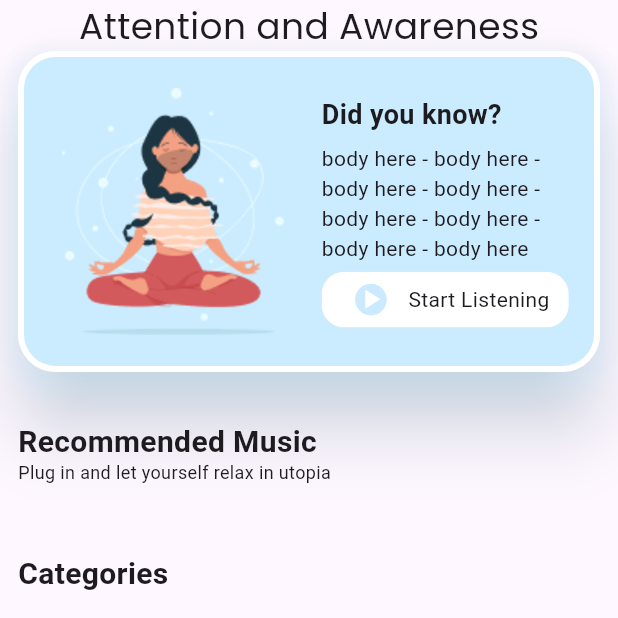
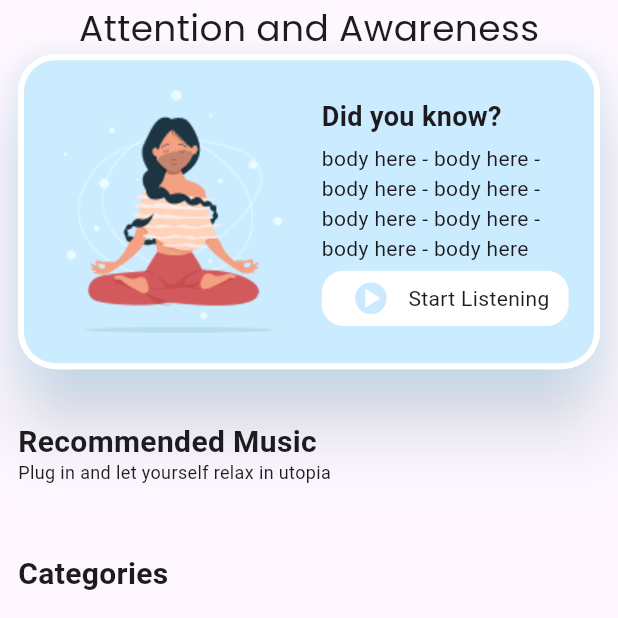
Before and after one commit to AruneshKumarPrasad/uhum, a Flutter app: the HomeScreen screen opened by its route, swiped to page 2, on a phone screen of 412 x 824 dp, the top half of it. Run offline on Flutter 3.47's test engine with Material 2 defaults, Android fonts, the phone set to English and light mode, and no system bars; our stand-ins replace audio_video_progress_bar, cached_network_image, cloud_firestore, firebase_auth, firebase_core, firebase_storage and 11 more; accounts and stored records are empty.

Commit message:
Renderflex fix

```diff
--- a/lib/Screens/Home/Fragments/MeditaionPage/meditation_page_fragment.dart
+++ b/lib/Screens/Home/Fragments/MeditaionPage/meditation_page_fragment.dart
@@ -24,7 +24,6 @@ class _MeditationPageFragmentState extends State<MeditationPageFragment> {
         horizontal: 12,
       ),
       child: ListView(
-        physics: const BouncingScrollPhysics(),
         children: [
           SizedBox(
             height: mediaProp.height * 0.3,
@@ -42,7 +41,7 @@ class _MeditationPageFragmentState extends State<MeditationPageFragment> {
                   slectedColor: const Color(0xFFCBECFF),
                   padding: const EdgeInsets.all(4),
                   child: Container(
-                    height: mediaProp.height * 0.25,
+                    height: mediaProp.height * 0.25 - 4,
                     padding: const EdgeInsets.symmetric(
                       vertical: 20,
                     ),
```
